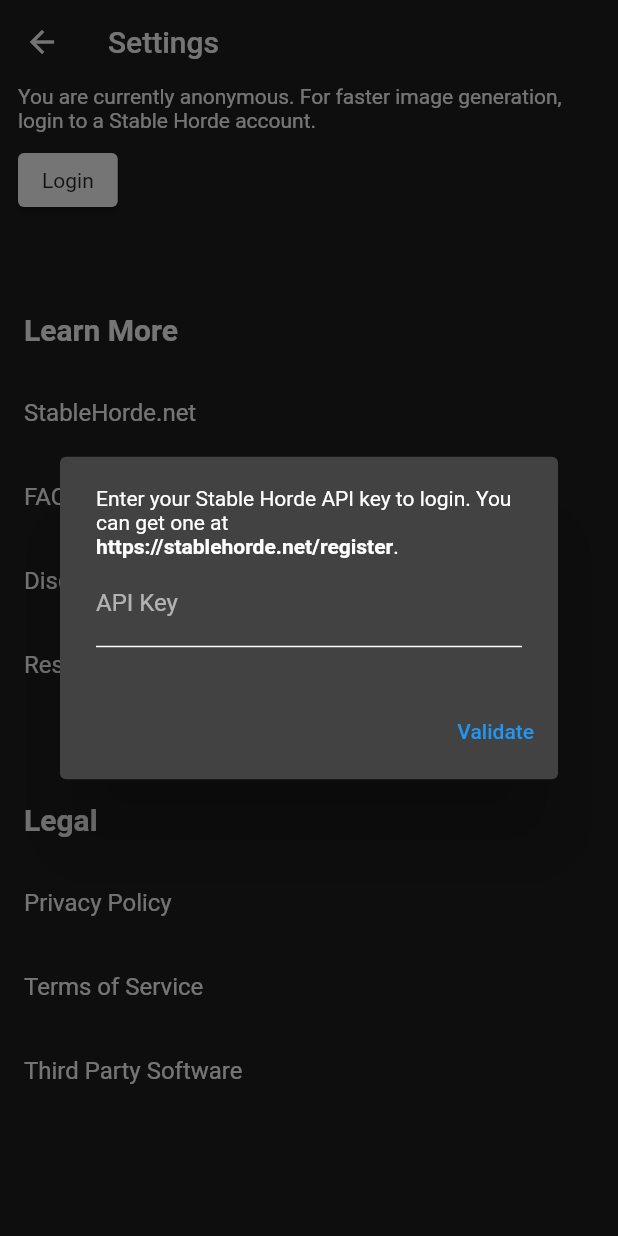
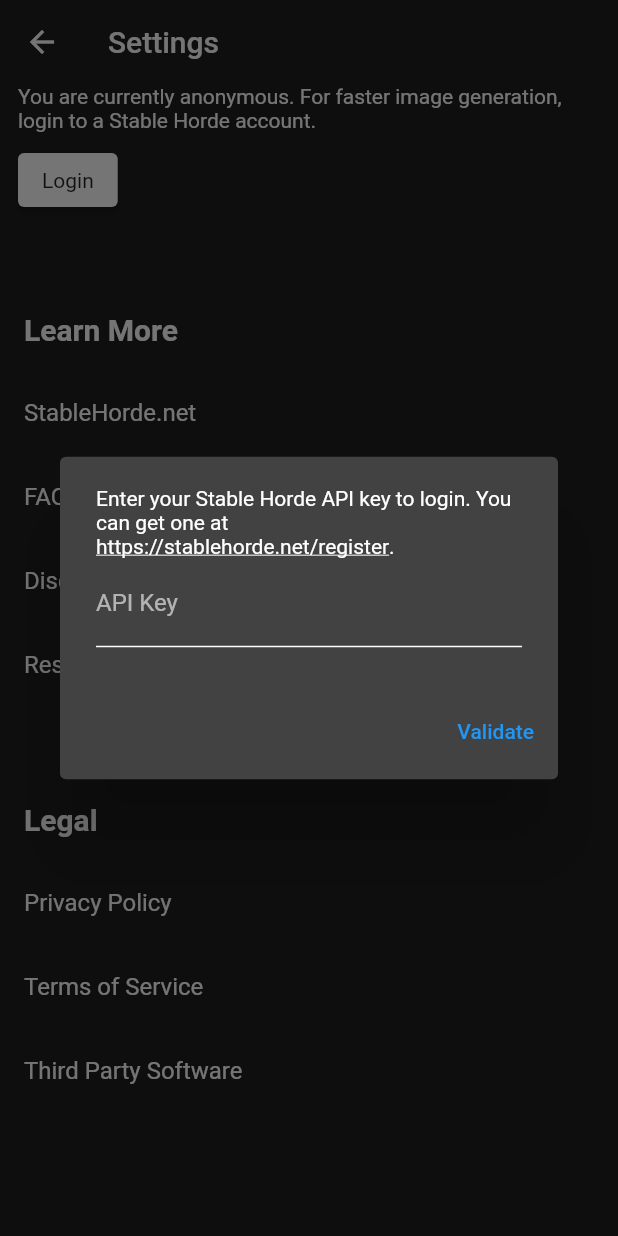
Before and after one commit to ndahlquist/stable-horde-flutter, a Flutter app: the SettingsPage screen opened directly, after a tap on "Login", on a phone screen of 412 x 824 dp. Run offline on Flutter 3.47's test engine with Material 2 defaults, Android fonts, the phone set to English and light mode, and no system bars; our stand-ins replace cached_network_image, expandable, firebase_core, firebase_remote_config, flutter_svg, google_fonts and 4 more; accounts and stored records are empty; generated files the repository leaves out were written again; network calls fail; Roboto replaces fonts that are missing (Ubuntu).

Commit message:
Use underline instead of bold.

```diff
--- a/lib/dialogs/login_dialog.dart
+++ b/lib/dialogs/login_dialog.dart
@@ -33,7 +33,7 @@ class _LoginDialogState extends State<LoginDialog> {
                 children: const <TextSpan>[
                   TextSpan(
                     text: 'https://stablehorde.net/register',
-                    style: TextStyle(fontWeight: FontWeight.bold),
+                    style: TextStyle(decoration: TextDecoration.underline),
                   ),
                   TextSpan(text: '.'),
                 ],
--- a/lib/widgets/task_progress_indicator.dart
+++ b/lib/widgets/task_progress_indicator.dart
@@ -91,7 +91,7 @@ class _TaskProgressIndicatorState extends State<TaskProgressIndicator> {
                 const TextSpan(text: 'For faster image generations, '),
                 TextSpan(
                   text: 'create an account',
-                  style: const TextStyle(fontWeight: FontWeight.bold),
+                  style: const TextStyle(decoration: TextDecoration.underline),
                   recognizer: TapGestureRecognizer()
                     ..onTap = () {
                       Navigator.push(
@@ -116,7 +116,7 @@ class _TaskProgressIndicatorState extends State<TaskProgressIndicator> {
               children: [
                 TextSpan(
                   text: 'running a worker',
-                  style: const TextStyle(fontWeight: FontWeight.bold),
+                  style: const TextStyle(decoration: TextDecoration.underline),
                   recognizer: TapGestureRecognizer()
                     ..onTap = () {
                       launchUrlInExternalApp(
@@ -127,7 +127,7 @@ class _TaskProgressIndicatorState extends State<TaskProgressIndicator> {
                 const TextSpan(text: ' or '),
                 TextSpan(
                   text: 'supporting us on Patreon',
-                  style: const TextStyle(fontWeight: FontWeight.bold),
+                  style: const TextStyle(decoration: TextDecoration.underline),
                   recognizer: TapGestureRecognizer()
                     ..onTap = () {
                       launchUrlInExternalApp(
```
